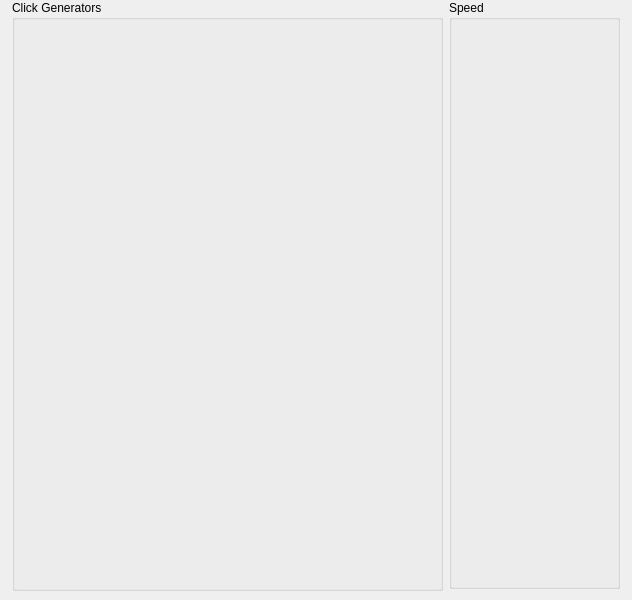
Before: the Qt Designer form src/QtTheClick/src/MainWindow/TheClickForm.ui in wast-drumster/TheClick, drawn with Qt 5.
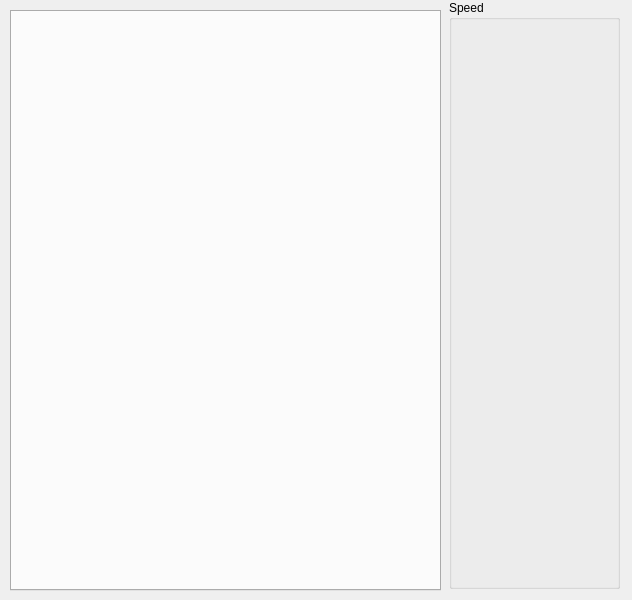
After: the same form once the commit is applied.

Commit message: use tabs instead of group boxes for the left side

The edit to the form file:
```diff
--- a/src/QtTheClick/src/MainWindow/TheClickForm.ui
+++ b/src/QtTheClick/src/MainWindow/TheClickForm.ui
@@ -60,17 +60,17 @@
      <string>Speed</string>
     </property>
    </widget>
-   <widget class="QGroupBox" name="clickGeneratorGroupBox">
+   <widget class="QTabWidget" name="tabWidget">
     <property name="geometry">
      <rect>
-      <x>12</x>
-      <y>0</y>
+      <x>10</x>
+      <y>10</y>
       <width>431</width>
-      <height>591</height>
+      <height>581</height>
      </rect>
     </property>
-    <property name="title">
-     <string>Click Generators</string>
+    <property name="currentIndex">
+     <number>-1</number>
     </property>
    </widget>
   </widget>
```
The commit also changes 1 other file.
